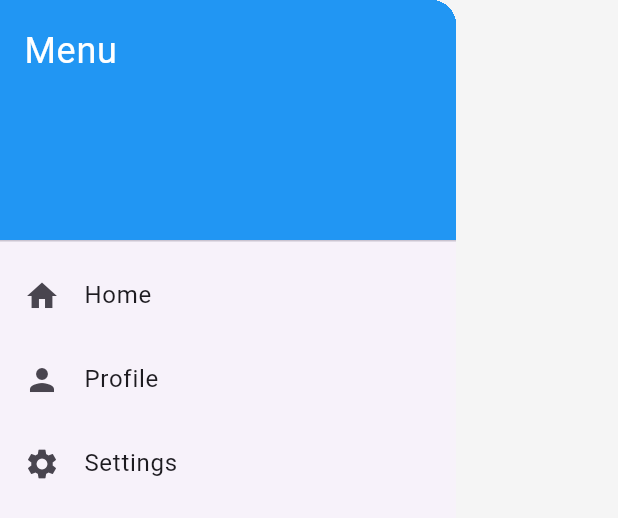
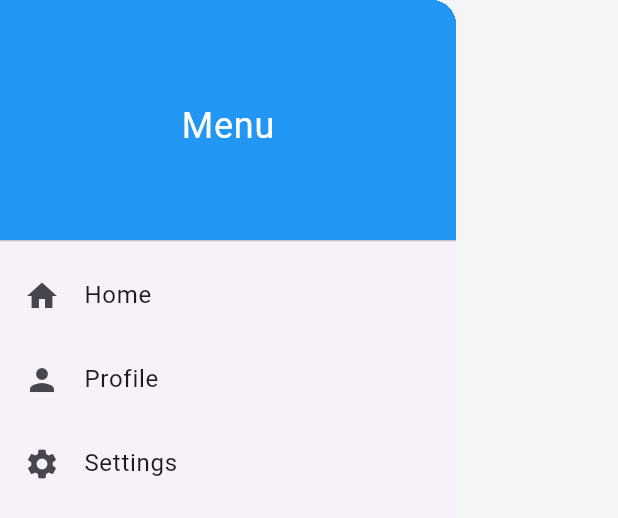
Before and after one commit to TranMC/elearn, a Flutter app: the SideNavigation widget shown alone on an empty page, opened directly with empty values, after a tap on "Home", on a phone screen of 412 x 824 dp. Shown: the top 518 px of the screen. Run offline on Flutter 3.47's test engine with Material 3 defaults, Android fonts, the phone set to English and light mode, and no system bars; our stand-ins replace shared_preferences; accounts and stored records are empty.

Commit message:
modified:   lib/screens/home_screen.dart 	modified:   lib/screens/login_screen.dart 	modified:   lib/screens/profile_screen.dart 	modified:   lib/screens/settings_screen.dart 	modified:   lib/widgets/side_navigation.dart

```diff
--- a/lib/screens/settings_screen.dart
+++ b/lib/screens/settings_screen.dart
@@ -3,9 +3,8 @@ import 'package:flutter/material.dart';
 class SettingsScreen extends StatelessWidget {
   @override
   Widget build(BuildContext context) {
-    return Scaffold(
-      appBar: AppBar(title: Text('Cài đặt ứng dụng')),
-      body: Center(child: Text('Cấu hình các cài đặt trong ứng dụng tại đây.')),
+    return Center(
+      child: Text("⚙️ Settings Screen", style: TextStyle(fontSize: 24)),
     );
   }
 }
--- a/lib/widgets/side_navigation.dart
+++ b/lib/widgets/side_navigation.dart
@@ -3,35 +3,35 @@ import 'package:flutter/material.dart';
 class SideNavigation extends StatelessWidget {
   final Function(int) onSelect;
 
-  SideNavigation({required this.onSelect});
+  const SideNavigation({required this.onSelect, Key? key}) : super(key: key);
 
   @override
   Widget build(BuildContext context) {
     return Drawer(
-      child: ListView(
-        padding: EdgeInsets.zero,
+      child: Column(
         children: [
           DrawerHeader(
             decoration: BoxDecoration(color: Colors.blue),
-            child: Text('Menu', style: TextStyle(color: Colors.white, fontSize: 24)),
+            child: Center(
+              child: Text(
+                'Menu',
+                style: TextStyle(color: Colors.white, fontSize: 24),
+              ),
+            ),
           ),
-          ListTile(
-            leading: Icon(Icons.home),
-            title: Text('Home'),
-            onTap: () => onSelect(0),
-          ),
-          ListTile(
-            leading: Icon(Icons.person),
-            title: Text('Profile'),
-            onTap: () => onSelect(1),
-          ),
-          ListTile(
-            leading: Icon(Icons.settings),
-            title: Text('Settings'),
-            onTap: () => onSelect(2),
-          ),
+          _buildDrawerItem(Icons.home, "Home", 0),
+          _buildDrawerItem(Icons.person, "Profile", 1),
+          _buildDrawerItem(Icons.settings, "Settings", 2),
         ],
       ),
     );
   }
+
+  Widget _buildDrawerItem(IconData icon, String title, int index) {
+    return ListTile(
+      leading: Icon(icon),
+      title: Text(title),
+      onTap: () => onSelect(index),
+    );
+  }
 }
```
Also changed, not shown: lib/screens/home_screen.dart (+26 -63 lines), lib/screens/login_screen.dart (+15 -9 lines), lib/screens/profile_screen.dart (+2 -18 lines).
